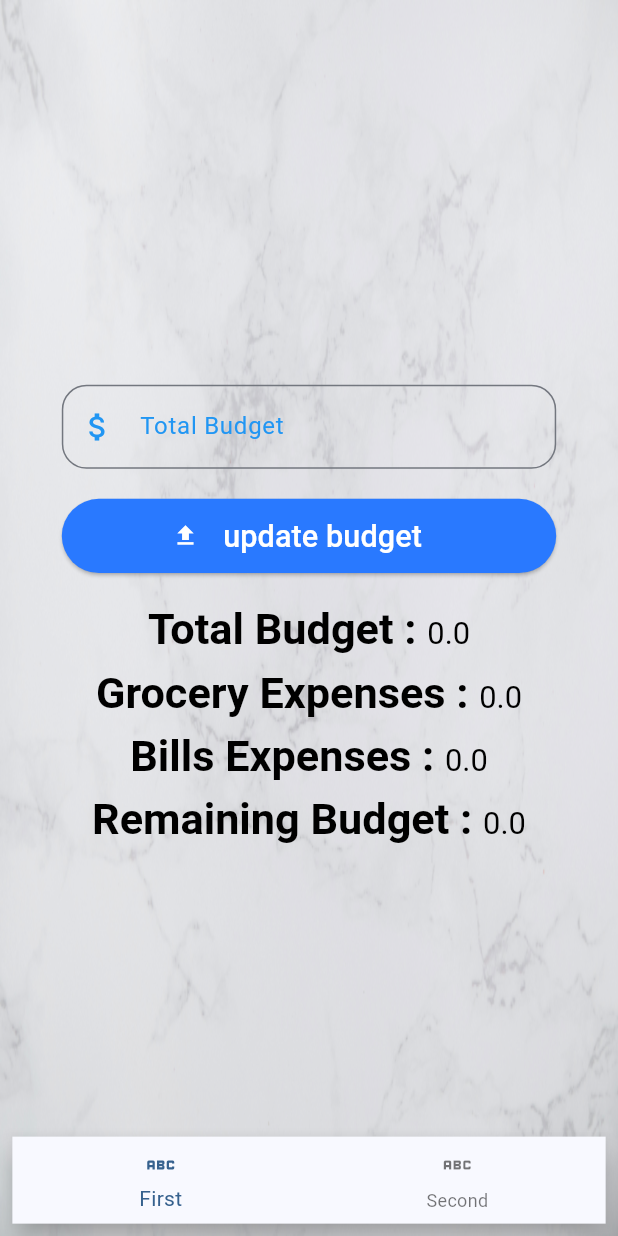
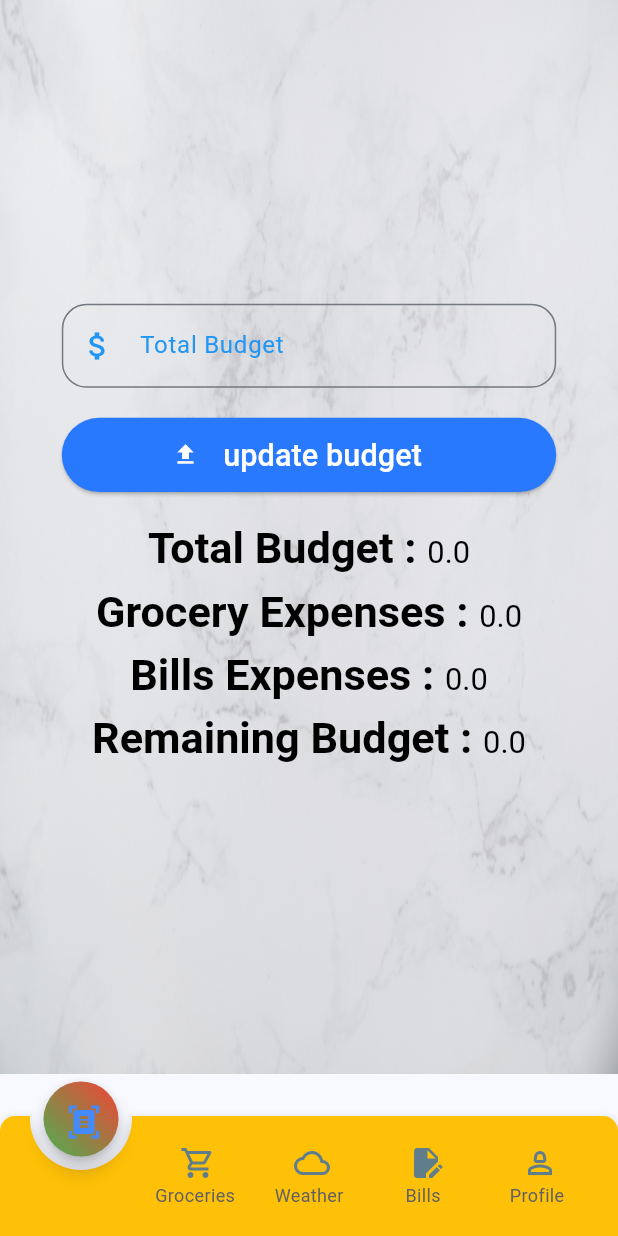
Before and after one commit to UmairRuman/home_manager, a Flutter app: the HomePage screen opened directly, on a phone screen of 412 x 824 dp. Run offline on Flutter 3.47's test engine with Material 3 defaults, Android fonts, the phone set to English and light mode, and no system bars; drawn by our look-alikes of animated_notch_bottom_bar; our stand-ins replace connectivity_plus, flutter_riverpod, get_it, lottie, shared_preferences; accounts and stored records are empty.

Commit message:
NavigationBarCommit

```diff
--- a/lib/pages/home_page/view/home_page.dart
+++ b/lib/pages/home_page/view/home_page.dart
@@ -2,6 +2,7 @@ import 'package:flutter/material.dart';
 import 'package:flutter_project_home_manager/pages/groceries_page/view/grocreis_page.dart';
 import 'package:flutter_project_home_manager/pages/home_page/widgets/bottom_navigation_bar.dart';
 import 'package:flutter_project_home_manager/pages/overview_page/view/overview_page.dart';
+import 'package:flutter_project_home_manager/pages/overview_page/widgets/bills_expenses_text.dart';
 import 'package:flutter_project_home_manager/pages/profile_page/view/profile_page.dart';
 import 'package:flutter_project_home_manager/pages/utilities_page/view/utilities_page.dart';
 import 'package:flutter_project_home_manager/pages/weather_page/view/weather_page.dart';
@@ -16,52 +17,39 @@ class HomePage extends StatefulWidget {
 }
 
 class _HomePageState extends State<HomePage> {
-  //page controller
-  late final PageController _pageController;
+  int currentIndex = 0;
+  //pages
+  static const _firstPageIndex = 0;
+  static const _secondPageIndex = 1;
+  static const _thirdPageIndex = 2;
+  static const _fourthPageIndex = 3;
+  static const _fifthPageIndex = 4;
 
-  @override
-  void initState() {
-    super.initState();
-    _pageController = PageController(initialPage: 0);
-  }
-
-  @override
-  void dispose() {
-    _pageController.dispose();
-    super.dispose();
+  void changeState() {
+    setState(() {});
   }
 
   @override
   Widget build(BuildContext context) {
-    var Size(:width) = MediaQuery.sizeOf(context);
-    return PopScope(
-      canPop: false,
-      child: Center(
-        child: Stack(
-          alignment: Alignment.bottomCenter,
-          fit: StackFit.loose,
-          children: [
-            PageView(
-              allowImplicitScrolling: false,
-              physics: const NeverScrollableScrollPhysics(),
-              controller: _pageController,
-              scrollDirection: Axis.horizontal,
-              children: const [
-                OverviewPage(),
-                UtilityPage(),
-                WeatherPage(),
-                GroceryPage(),
-                ProfilePage(),
-              ],
-            ),
-            Padding(
-              padding: EdgeInsets.all(width * 0.02),
-              child: HomePageBottomNavigationBar(
-                pageController: _pageController,
-              ),
-            ),
-          ],
-        ),
+    return Scaffold(
+      body: StatefulBuilder(
+        builder: (context, setState) {
+          if (currentIndex == _firstPageIndex) {
+            return const OverviewPage();
+          } else if (currentIndex == _secondPageIndex) {
+            return const GroceryPage();
+          } else if (currentIndex == _thirdPageIndex) {
+            return const WeatherPage();
+          } else if (currentIndex == _fourthPageIndex) {
+            return const UtilityPage();
+          } else {
+            return const ProfilePage();
+          }
+        },
+      ),
+      bottomNavigationBar: HomePageBottomNavigationBar(
+        changeState: changeState,
+        currentIndex: currentIndex,
       ),
     );
   }
--- a/lib/pages/home_page/widgets/bottom_navigation_bar.dart
+++ b/lib/pages/home_page/widgets/bottom_navigation_bar.dart
@@ -1,62 +1,101 @@
+import 'package:animated_notch_bottom_bar/animated_notch_bottom_bar/animated_notch_bottom_bar.dart';
 import 'package:flutter/material.dart';
 
 class HomePageBottomNavigationBar extends StatelessWidget {
-  const HomePageBottomNavigationBar({super.key, required this.pageController});
-
-  final PageController pageController;
-
-  //pages
-  static const _firstPageIndex = 0;
-  static const _secondPageIndex = 1;
-  static const _thirdPageIndex = 2;
-  static const _fourthPageIndex = 3;
-  static const _fifthPageIndex = 4;
+  HomePageBottomNavigationBar(
+      {super.key, required this.currentIndex, required this.changeState});
+  int currentIndex;
+  VoidCallback changeState;
+  final NotchBottomBarController notchBottomBarController =
+      NotchBottomBarController(index: 0);
 
   // icon labels
 
   @override
   Widget build(BuildContext context) {
-    final Size(:height) = MediaQuery.sizeOf(context);
-    int currentIndex = 0;
-
-    void _onBottomIconTap(int index) {
-      //switch to current page based on index
-      switch (index) {
-        case 0:
-          pageController.jumpToPage(
-            _firstPageIndex,
-          );
-          break;
-        case 1:
-          pageController.jumpToPage(_secondPageIndex);
-          break;
-        case 2:
-          pageController.jumpToPage(_thirdPageIndex);
-          break;
-        case 3:
-          pageController.jumpToPage(_fourthPageIndex);
-          break;
-        default:
-          pageController.jumpToPage(_fifthPageIndex);
-      }
-      //assign current index variable the index coming from parameter
-      currentIndex = index;
-    }
-
-    final selectedTextStyle = TextStyle(
-        color: Colors.black,
-        fontSize: height * 0.015,
-        fontWeight: FontWeight.bold);
-
-    return StatefulBuilder(
-      builder: (context, setState) {
-        return BottomNavigationBar(items: [
-          BottomNavigationBarItem(icon: Icon(Icons.abc), label: 'First'),
-          BottomNavigationBarItem(icon: Icon(Icons.abc), label: 'Second'),
-        ]);
-
-        /// items need to be added
+    return AnimatedNotchBottomBar(
+      removeMargins: true,
+      notchGradient: const LinearGradient(
+        begin: Alignment.topRight,
+        end: Alignment.bottomLeft,
+        colors: [
+          Colors.red,
+          Colors.green,
+        ],
+      ),
+      notchColor: Colors.white,
+      color: Colors.amber,
+      bottomBarWidth: MediaQuery.of(context).size.width,
+      bottomBarHeight: 80,
+      notchBottomBarController: notchBottomBarController,
+      onTap: (int value) {
+        currentIndex = value;
+        changeState();
       },
+      bottomBarItems: const [
+        //First Item
+        BottomBarItem(
+          inActiveItem: Icon(
+            Icons.document_scanner_outlined,
+            color: Colors.blueGrey,
+          ),
+          activeItem: Icon(
+            Icons.document_scanner,
+            color: Colors.blueAccent,
+          ),
+          itemLabel: 'Overview',
+        ),
+        //Second Item
+        BottomBarItem(
+          inActiveItem: Icon(
+            Icons.shopping_cart_outlined,
+            color: Colors.blueGrey,
+          ),
+          activeItem: Icon(
+            Icons.shopping_cart,
+            color: Colors.blueAccent,
+          ),
+          itemLabel: 'Groceries',
+        ),
+        //ThirdItem
+        BottomBarItem(
+          inActiveItem: Icon(
+            Icons.cloud_outlined,
+            color: Colors.blueGrey,
+          ),
+          activeItem: Icon(
+            Icons.cloud,
+            color: Colors.blueAccent,
+          ),
+          itemLabel: 'Weather',
+        ),
+        //Fourth Item
+        BottomBarItem(
+          inActiveItem: Icon(
+            Icons.edit_document,
+            color: Colors.blueGrey,
+          ),
+          activeItem: Icon(
+            Icons.edit_document,
+            color: Colors.blueAccent,
+          ),
+          itemLabel: 'Bills',
+        ),
+        //Fifth Item
+        BottomBarItem(
+          inActiveItem: Icon(
+            Icons.person_2_outlined,
+            color: Colors.blueGrey,
+          ),
+          activeItem: Icon(
+            Icons.person_2_outlined,
+            color: Colors.blueAccent,
+          ),
+          itemLabel: 'Profile',
+        ),
+      ],
+      kBottomRadius: 0,
+      kIconSize: 20,
     );
   }
 }
--- a/pubspec.yaml
+++ b/pubspec.yaml
@@ -41,6 +41,7 @@ dependencies:
   connectivity_plus: ^6.0.3
   shared_preferences: ^2.2.3
   get_it: ^7.7.0
+  animated_notch_bottom_bar: ^1.0.3
 
 
 dev_dependencies:
```
Also changed, not shown: pubspec.lock.
